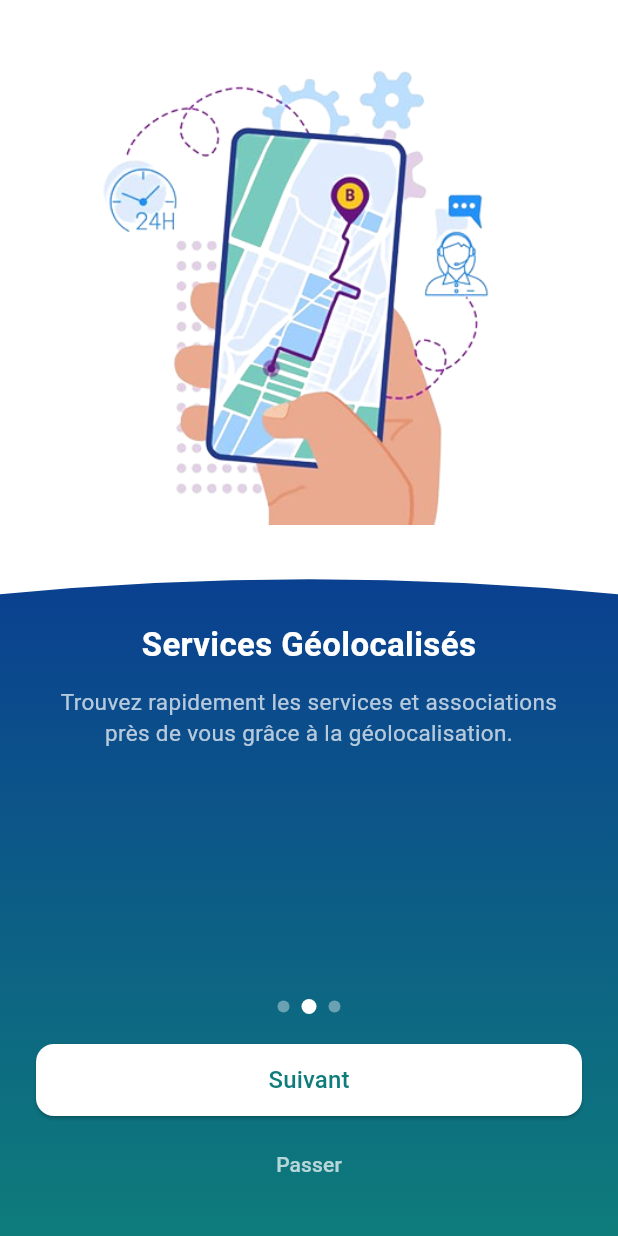
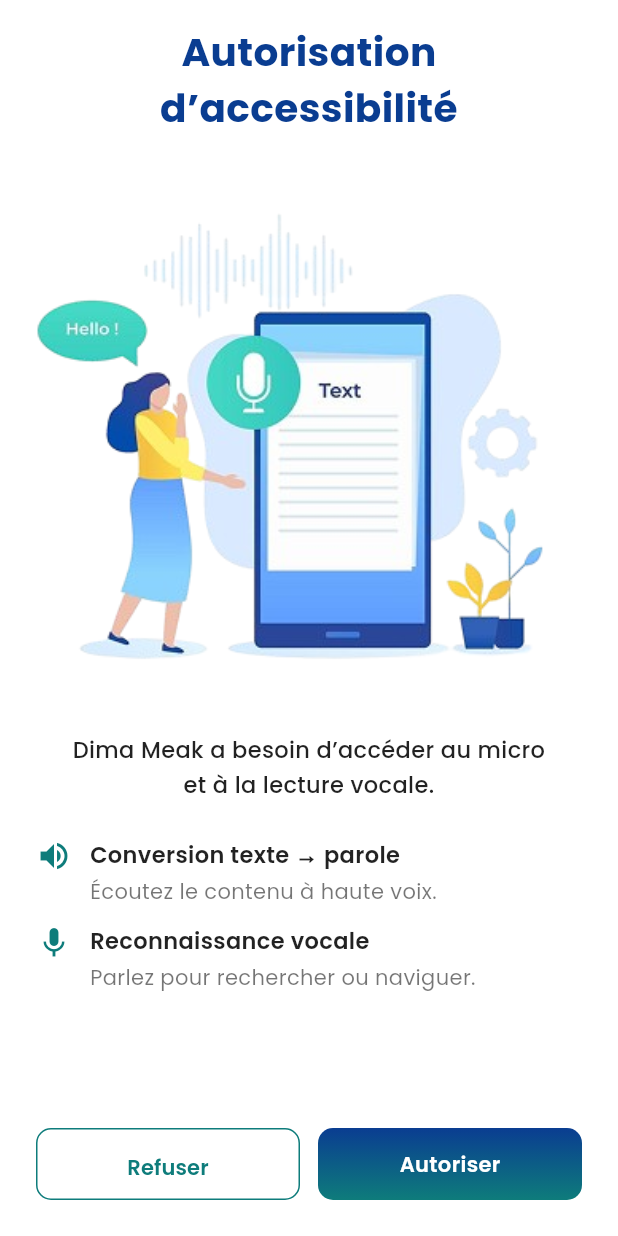
Before and after one commit to soukainaJOUAH/DimaMeakApp, a Flutter app: the screen it shows after launch, after a tap on "Suivant", after a tap on "Passer", on a phone screen of 412 x 824 dp. Run offline on Flutter 3.47's test engine with Material 3 defaults, Android fonts, the phone set to English and light mode, and no system bars.

Commit message:
onboarding done

```diff
--- /dev/null
+++ b/lib/features/auth/screens/authorization_screen.dart
@@ -0,0 +1,206 @@
+import 'package:flutter/material.dart';
+
+class AuthorizationScreen extends StatelessWidget {
+  const AuthorizationScreen({super.key});
+
+  @override
+  Widget build(BuildContext context) {
+    return Scaffold(
+      backgroundColor: Colors.white,
+      body: SafeArea(
+        child: Padding(
+          padding: const EdgeInsets.symmetric(horizontal: 24),
+          child: Column(
+            children: [
+              const SizedBox(height: 16),
+
+              // 🔹 Title (فوق الصورة)
+              const Text(
+                'Autorisation\nd’accessibilité',
+                textAlign: TextAlign.center,
+                style: TextStyle(
+                  fontSize: 26,
+                  fontWeight: FontWeight.bold,
+                  color: Color(0xFF0A3D91),
+                ),
+              ),
+
+              const SizedBox(height: 20),
+
+              // 🔹 Illustration
+              Expanded(
+                flex: 4,
+                child: Image.asset(
+                  'assets/images/authorization.png',
+                  fit: BoxFit.contain,
+                ),
+              ),
+
+              const SizedBox(height: 16),
+
+              // 🔹 Description
+              const Text(
+                'Dima Meak a besoin d’accéder au micro\net à la lecture vocale.',
+                textAlign: TextAlign.center,
+                style: TextStyle(
+                  fontSize: 15,
+                  fontWeight: FontWeight.w500, // ⬅️ semi-bold
+                  color: Colors.black87,
+                  height: 1.5,
+                ),
+              ),
+
+              const SizedBox(height: 24),
+
+              // 🔹 Permissions list
+              const _PermissionItem(
+                icon: Icons.volume_up,
+                text:
+                    'Conversion texte → parole\nÉcoutez le contenu à haute voix.',
+              ),
+              const SizedBox(height: 12),
+              const _PermissionItem(
+                icon: Icons.mic,
+                text:
+                    'Reconnaissance vocale\nParlez pour rechercher ou naviguer.',
+              ),
+
+              const Spacer(),
+
+              // 🔹 Buttons
+              Row(
+                children: [
+                  // 🔹 Refuser (كبرناه فقط)
+                  Expanded(
+                    child: SizedBox(
+                      height: 48,
+                      child: OutlinedButton(
+                        onPressed: () {
+                          // TODO: refuser → login ou home
+                        },
+                        style: OutlinedButton.styleFrom(
+                          side: const BorderSide(
+                            color: Color(0xFF0E7C7B),
+                          ),
+                          shape: RoundedRectangleBorder(
+                            borderRadius: BorderRadius.circular(10),
+                          ),
+                            padding: const EdgeInsets.symmetric(vertical: 16), // ⬅️ كبّرناه
+                            minimumSize: const Size(double.infinity, 48), // ⬅️ نفس ارتفاع Autoris
+                        ),
+                        child: const Text(
+                          'Refuser',
+                          style: TextStyle(
+                            fontSize: 14,
+                            fontWeight: FontWeight.w600,
+                            color: Color(0xFF0E7C7B),
+                          ),
+                        ),
+                      ),
+                    ),
+                  ),
+
+                  const SizedBox(width: 12),
+
+                  // 🔹 Autoriser (ما تبدّل والو)
+                  Expanded(
+                    child: InkWell(
+                      onTap: () {
+                        // TODO: autoriser → next screen
+                      },
+                      borderRadius: BorderRadius.circular(10),
+                      child: Container(
+                        height: 48,
+                        alignment: Alignment.center,
+                        decoration: BoxDecoration(
+                          gradient: const LinearGradient(
+                            begin: Alignment.topCenter,
+                            end: Alignment.bottomCenter,
+                            colors: [
+                              Color(0xFF0A3D91),
+                              Color(0xFF0E7C7B),
+                            ],
+                          ),
+                          borderRadius: BorderRadius.circular(10),
+                        ),
+                        child: const Text(
+                          'Autoriser',
+                          style: TextStyle(
+                            fontSize: 14,
+                            fontWeight: FontWeight.w600,
+                            color: Colors.white,
+                          ),
+                        ),
+                      ),
+                    ),
+                  ),
+                ],
+              ),
+
+              const SizedBox(height: 24),
+            ],
+          ),
+        ),
+      ),
+    );
+  }
+}
+
+// 🔹 Permission item widget
+class _PermissionItem extends StatelessWidget {
+  final IconData icon;
+  final String text;
+
+  const _PermissionItem({
+    required this.icon,
+    required this.text,
+  });
+
+  @override
+  Widget build(BuildContext context) {
+    final parts = text.split('\n'); // title + description
+
+    return Row(
+      crossAxisAlignment: CrossAxisAlignment.start,
+      children: [
+        Icon(
+          icon,
+          color: const Color(0xFF0E7C7B),
+          size: 24,
+        ),
+        const SizedBox(width: 12),
+        Expanded(
+          child: Column(
+            crossAxisAlignment: CrossAxisAlignment.start,
+            children: [
+              // 🔹 Title (Bold)
+              Text(
+                parts[0],
+                style: const TextStyle(
+                  fontFamily: 'Poppins',
+                  fontSize: 15,
+                  fontWeight: FontWeight.w600, // ⬅️ Bold
+                  color: Colors.black87,
+                ),
+              ),
+
+              const SizedBox(height: 4),
+
+              // 🔹 Description
+              Text(
+                parts.length > 1 ? parts[1] : '',
+                style: const TextStyle(
+                  fontFamily: 'Poppins',
+                  fontSize: 14,
+                  fontWeight: FontWeight.w400,
+                  color: Colors.black54,
+                  height: 1.4,
+                ),
+              ),
+            ],
+          ),
+        ),
+      ],
+    );
+  }
+}
--- a/lib/features/onboarding/screens/communication_screen.dart
+++ b/lib/features/onboarding/screens/communication_screen.dart
@@ -1,4 +1,5 @@
 import 'package:flutter/material.dart';
+import '../../auth/screens/authorization_screen.dart';
 
 class CommunicationScreen extends StatelessWidget {
   final VoidCallback onNext;
@@ -20,7 +21,7 @@ class CommunicationScreen extends StatelessWidget {
           child: Container(
             color: Colors.white,
             child: Padding(
-              padding: const EdgeInsets.all(16), // ⬅️ هامش خفيف بحال Figma
+              padding: const EdgeInsets.all(6), // ⬅️ هامش خفيف بحال Figma
               child: SizedBox.expand(
                 child: Image.asset(
                   'assets/images/onboarding_3.png',
@@ -57,7 +58,7 @@ class CommunicationScreen extends StatelessWidget {
                     textAlign: TextAlign.center,
                     style: TextStyle(
                       color: Colors.white,
-                      fontSize: 22,
+                      fontSize: 30,
                       fontWeight: FontWeight.bold,
                     ),
                   ),
@@ -69,7 +70,7 @@ class CommunicationScreen extends StatelessWidget {
                     textAlign: TextAlign.center,
                     style: TextStyle(
                       color: Colors.white70,
-                      fontSize: 15,
+                      fontSize: 20,
                     ),
                   ),
 
@@ -92,7 +93,14 @@ class CommunicationScreen extends StatelessWidget {
                     width: double.infinity,
                     height: 48,
                     child: ElevatedButton(
-                      onPressed: onNext,
+                      onPressed: () {
+                        Navigator.pushReplacement(
+                          context,
+                          MaterialPageRoute(
+                            builder: (_) => const AuthorizationScreen(),
+                          ),
+                        );
+                      },
                       style: ElevatedButton.styleFrom(
                         backgroundColor: Colors.white,
                         foregroundColor: const Color(0xFF0E7C7B),
@@ -102,10 +110,14 @@ class CommunicationScreen extends StatelessWidget {
                       ),
                       child: const Text(
                         'Suivant',
-                        style: TextStyle(fontSize: 16),
+                        style: TextStyle(
+                          fontSize: 16,
+                          fontWeight: FontWeight.w600,
+                        ),
                       ),
                     ),
                   ),
+
 
                   const SizedBox(height: 8),
 
@@ -113,7 +125,11 @@ class CommunicationScreen extends StatelessWidget {
                     onPressed: () {},
                     child: const Text(
                       'Passer',
-                      style: TextStyle(color: Colors.white70),
+                      style: TextStyle(
+                        fontSize: 14,
+                        fontWeight: FontWeight.w400, // Regular
+                        color: Colors.white70,
+                      ),
                     ),
                   ),
                 ],
--- a/lib/features/onboarding/screens/services_screen.dart
+++ b/lib/features/onboarding/screens/services_screen.dart
@@ -1,4 +1,6 @@
 import 'package:flutter/material.dart';
+import '../../auth/screens/authorization_screen.dart';
+
 
 class ServicesScreen extends StatelessWidget {
   final VoidCallback onNext;
@@ -20,7 +22,7 @@ class ServicesScreen extends StatelessWidget {
           child: Container(
             color: Colors.white,
             child: Padding(
-              padding: const EdgeInsets.all(16), // ⬅️ هامش خفيف بحال Figma
+              padding: const EdgeInsets.all(6), // ⬅️ هامش خفيف بحال Figma
               child: SizedBox.expand(
                 child: Image.asset(
                   'assets/images/onboarding_2.png',
@@ -56,7 +58,7 @@ class ServicesScreen extends StatelessWidget {
                     textAlign: TextAlign.center,
                     style: TextStyle(
                       color: Colors.white,
-                      fontSize: 22,
+                      fontSize: 30,
                       fontWeight: FontWeight.bold,
                     ),
                   ),
@@ -68,7 +70,7 @@ class ServicesScreen extends StatelessWidget {
                     textAlign: TextAlign.center,
                     style: TextStyle(
                       color: Colors.white70,
-                      fontSize: 15,
+                      fontSize: 20,
                     ),
                   ),
 
@@ -101,7 +103,9 @@ class ServicesScreen extends StatelessWidget {
                       ),
                       child: const Text(
                         'Suivant',
-                        style: TextStyle(fontSize: 16),
+                        style: TextStyle(fontSize: 16,
+                        fontWeight: FontWeight.w600,
+                        ),
                       ),
                     ),
                   ),
@@ -109,10 +113,21 @@ class ServicesScreen extends StatelessWidget {
                   const SizedBox(height: 8),
 
                   TextButton(
-                    onPressed: () {},
+                    onPressed: () {
+                      Navigator.pushReplacement(
+                        context,
+                        MaterialPageRoute(
+                          builder: (_) => const AuthorizationScreen(),
+                        ),
+                      );
+                    },
                     child: const Text(
                       'Passer',
-                      style: TextStyle(color: Colors.white70),
+                      style: TextStyle(
+                        fontSize: 14,
+                        fontWeight: FontWeight.w400, // Regular
+                        color: Colors.white70,
+                      ),
                     ),
                   ),
                 ],
--- a/lib/features/onboarding/screens/welcome_screen.dart
+++ b/lib/features/onboarding/screens/welcome_screen.dart
@@ -1,4 +1,6 @@
 import 'package:flutter/material.dart';
+import '../../auth/screens/authorization_screen.dart';
+
 
 class WelcomeScreen extends StatelessWidget {
   final VoidCallback onNext;
@@ -20,7 +22,7 @@ class WelcomeScreen extends StatelessWidget {
           child: Container(
             color: Colors.white,
             child: Padding(
-              padding: const EdgeInsets.all(16), // ⬅️ هامش خفيف بحال Figma
+              padding: const EdgeInsets.all(6), // ⬅️ هامش خفيف بحال Figma
               child: SizedBox.expand(
                 child: Image.asset(
                   'assets/images/onboarding_1.png',
@@ -57,7 +59,7 @@ class WelcomeScreen extends StatelessWidget {
                     textAlign: TextAlign.center,
                     style: TextStyle(
                       color: Colors.white,
-                      fontSize: 22,
+                      fontSize: 30,
                       fontWeight: FontWeight.bold,
                     ),
                   ),
@@ -70,7 +72,7 @@ class WelcomeScreen extends StatelessWidget {
                     textAlign: TextAlign.center,
                     style: TextStyle(
                       color: Colors.white70,
-                      fontSize: 15,
+                      fontSize: 20,
                     ),
                   ),
 
@@ -103,7 +105,9 @@ class WelcomeScreen extends StatelessWidget {
                       ),
                       child: const Text(
                         'Suivant',
-                        style: TextStyle(fontSize: 16),
+                        style: TextStyle(fontSize: 16,
+                        fontWeight: FontWeight.w600,
+                        ),
                       ),
                     ),
                   ),
@@ -111,10 +115,21 @@ class WelcomeScreen extends StatelessWidget {
                   const SizedBox(height: 8),
 
                   TextButton(
-                    onPressed: () {},
+                    onPressed: () {
+                      Navigator.pushReplacement(
+                        context,
+                        MaterialPageRoute(
+                          builder: (_) => const AuthorizationScreen(),
+                        ),
+                      );
+                    },
                     child: const Text(
                       'Passer',
-                      style: TextStyle(color: Colors.white70),
+                      style: TextStyle(
+                        fontSize: 14,
+                        fontWeight: FontWeight.w400, // Regular
+                        color: Colors.white70,
+                      ),
                     ),
                   ),
                 ],
--- a/lib/main.dart
+++ b/lib/main.dart
@@ -12,7 +12,13 @@ class MyApp extends StatelessWidget {
   Widget build(BuildContext context) {
     return MaterialApp(
       debugShowCheckedModeBanner: false,
-      home: SplashScreen(),
-     );
+
+      // 🔹 Theme عام للتطبيق كامل
+      theme: ThemeData(
+        fontFamily: 'Poppins', // ⬅️ الخط اللي درناه ف pubspec.yaml
+      ),
+
+      home: const SplashScreen(),
+    );
   }
 }
```
Also changed, not shown: pubspec.yaml (+7 -0 lines), assets/fonts/Poppins-Bold.ttf (added), assets/fonts/Poppins-BoldItalic.ttf (added), assets/fonts/Poppins-Medium.ttf (added), assets/fonts/Poppins-MediumItalic.ttf (added), assets/fonts/Poppins-Regular.ttf (added), assets/fonts/Poppins-SemiBold.ttf (added), assets/fonts/Poppins-SemiBoldItalic.ttf (added), assets/images/authorization.png (added).
